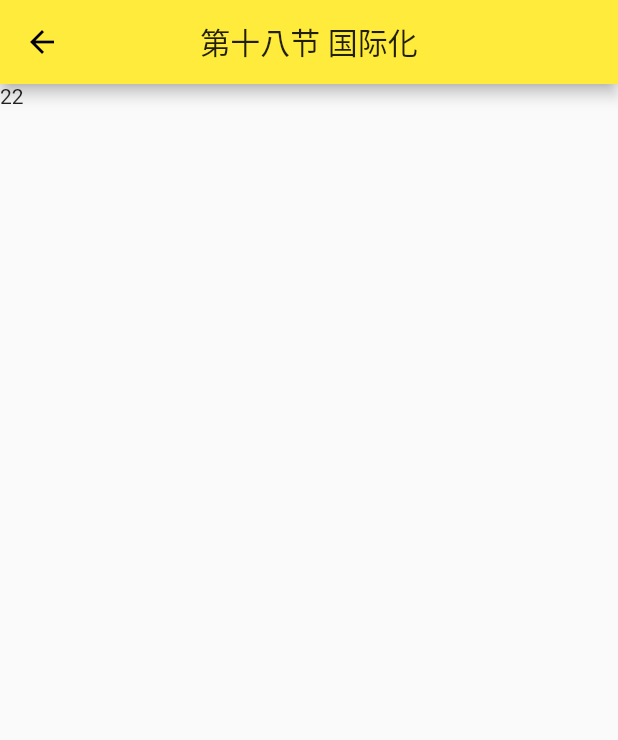
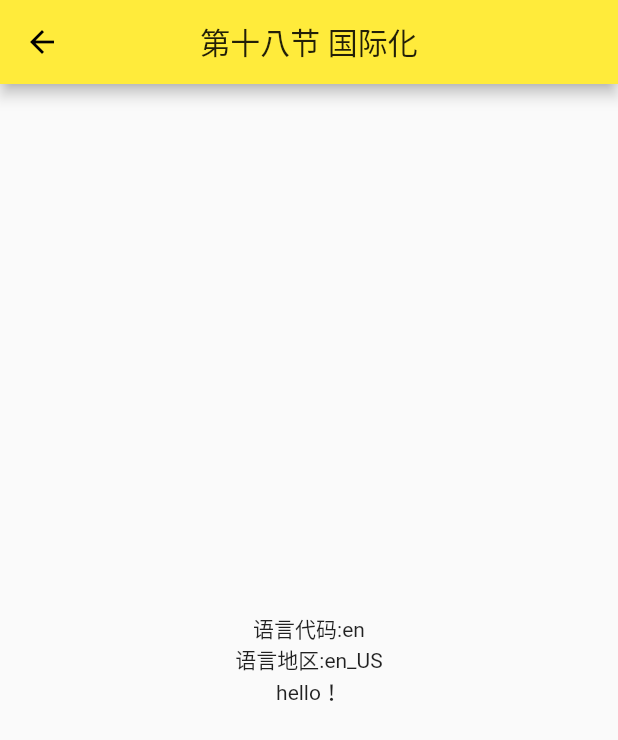
Before and after one commit to mrerhuo/learn_flutter_app, a Flutter app: the Chapter18Home screen opened directly, on a phone screen of 412 x 824 dp. Shown: the top 740 px of the screen. Run offline on Flutter 3.47's test engine with Material 2 defaults, Android fonts, the phone set to English and light mode, and no system bars; our stand-ins replace rxdart.

Commit message:
提交本地化支持

```diff
--- /dev/null
+++ b/lib/IntlDemo.dart
@@ -0,0 +1,6 @@
+import 'package:intl/intl.dart';
+
+class IntlDemo {
+  String get title => Intl.message('hello', name: 'title', desc: 'demo localizations');
+  String greet(String name)=>Intl.message('hello $name',name: 'greet',desc: 'greet someone',args: [name]);
+}
--- a/lib/chapter18/Chapter18.dart
+++ b/lib/chapter18/Chapter18.dart
@@ -3,6 +3,7 @@ import 'Chapter18Home.dart';
 import 'package:flutter_localizations/flutter_localizations.dart';
 
 class Chapter18 extends StatelessWidget {
+
   @override
   Widget build(BuildContext context) {
     return MaterialApp(
--- a/lib/chapter18/Chapter18Home.dart
+++ b/lib/chapter18/Chapter18Home.dart
@@ -1,4 +1,6 @@
 import 'package:flutter/material.dart';
+
+import 'LocalLangs.dart';
 
 class Chapter18Home extends StatefulWidget {
   Chapter18Home({Key key}) : super(key: key);
@@ -15,22 +17,47 @@ class _Chapter18HomeState extends State<Chapter18Home> {
           title: Text('第十八节 国际化'),
           centerTitle: true,
         ),
-        body: I18Demo());
+        body: LangDemo());
   }
 }
 
-class I18Demo extends StatefulWidget {
-  I18Demo({Key key}) : super(key: key);
+// class I18Demo extends StatefulWidget {
+//   I18Demo({Key key}) : super(key: key);
 
-  @override
-  _I18DemoState createState() => _I18DemoState();
-}
+//   @override
+//   _I18DemoState createState() => _I18DemoState();
+// }
 
-class _I18DemoState extends State<I18Demo> {
+// class _I18DemoState extends State<I18Demo> {
+//   @override
+//   Widget build(BuildContext context) {
+
+//     return Center(
+//        child: Column(
+//          mainAxisAlignment: MainAxisAlignment.center,
+//          children: <Widget>[
+
+//          ],
+//        ),
+//     );
+//   }
+// }
+
+class LangDemo extends StatelessWidget {
+  const LangDemo({Key key}) : super(key: key);
   @override
   Widget build(BuildContext context) {
-    return Container(
-       child: Text('22'),
+    Locale _locale=Localizations.localeOf(context);
+
+    return Center(
+      child: Column(
+        mainAxisAlignment: MainAxisAlignment.center,
+        children: <Widget>[
+           Text('语言代码:${_locale.languageCode}'),
+           Text('语言地区:${_locale.toString()}'),
+           Text(CustomLocalLangs.of(context).title),
+        ],
+      ),
     );
   }
 }
--- /dev/null
+++ b/lib/chapter18/LocalLangs.dart
@@ -0,0 +1,35 @@
+import 'package:flutter/foundation.dart' show SynchronousFuture;
+import 'package:flutter/material.dart';
+
+class CustomLocalLangs {
+  final Locale locale;
+
+  CustomLocalLangs(this.locale);
+
+  static Map<String, Map<String, String>> _localized = {
+    'en': {'title': 'hello！'},
+    'zh': {'title': '你好！'},
+  };
+  String get title {
+    return _localized[locale.languageCode]['title'];
+  }
+  static CustomLocalLangs of(BuildContext context){
+    return Localizations.of<CustomLocalLangs>(context,CustomLocalLangs);
+  }
+}
+
+class CustomLocalLangsDelegate extends LocalizationsDelegate<CustomLocalLangs>{
+  CustomLocalLangsDelegate();
+  @override
+  Future<CustomLocalLangs> load(Locale locale) {
+    return SynchronousFuture<CustomLocalLangs>(CustomLocalLangs(locale));
+  }
+  @override
+  bool isSupported(Locale locale) {
+    return true;
+  }
+  @override
+  bool shouldReload(LocalizationsDelegate<CustomLocalLangs> old) {
+    return false;
+  }
+}
--- a/pubspec.yaml
+++ b/pubspec.yaml
@@ -33,6 +33,7 @@ dependencies:
 dev_dependencies:
   flutter_test:
     sdk: flutter
+  intl_translation: ^0.17.9
 
 
 # For information on the generic Dart part of this file, see the
```
Also changed, not shown: lib/App.dart (+10 -6 lines), lib/i18n/intl_en.arb (added, +17 -0 lines), lib/i18n/intl_messages.arb (added, +17 -0 lines), lib/i18n/intl_zh.arb (added, +17 -0 lines), pubspec.lock, 1 other file.
